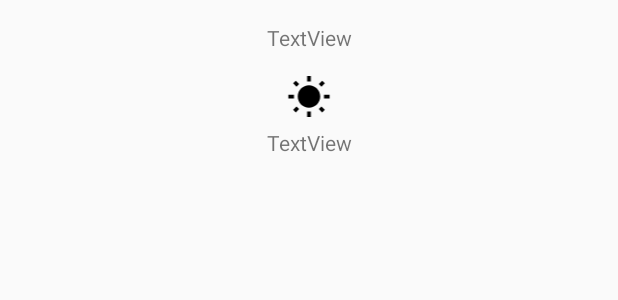
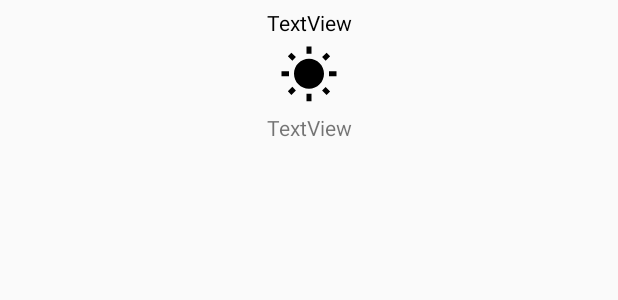
Before and after one commit to PhilippParis/WeatherApp, an Android app: the layout hourly_forecast_view_item.xml on its own in the app's theme, with its tools: preview values and no code run, on a phone screen of 412 x 824 dp. Shown: the top 300 px of the screen. Run offline under Robolectric (Android 15) with nearby library versions, the phone set to English and light mode, and no system bars.

Commit message:
updated Dashboard design

```diff
--- a/app/src/main/java/com/philipp/paris/weatherapp/components/fragments/DashBoardFragment.java
+++ b/app/src/main/java/com/philipp/paris/weatherapp/components/fragments/DashBoardFragment.java
@@ -133,7 +133,8 @@ public class DashBoardFragment extends Fragment {
                 new ServiceCallback<List<ForecastDay>>() {
                     @Override
                     public void onSuccess(List<ForecastDay> data) {
-                        lvForecast.setAdapter(new ForecastDayAdapter(getContext(), data));
+                        lvForecast.setAdapter(new ForecastDayAdapter(getContext(),
+                                Arrays.asList(data.get(0), data.get(1), data.get(2), data.get(3))));
                     }
 
                     @Override
--- a/app/src/main/java/com/philipp/paris/weatherapp/components/views/SimpleDayForecastView.java
+++ b/app/src/main/java/com/philipp/paris/weatherapp/components/views/SimpleDayForecastView.java
@@ -23,7 +23,7 @@ public class SimpleDayForecastView extends LinearLayout {
     private ImageView ivIcon;
     private TextView tvTemperature;
     private TextView tvTemperatureMin;
-    private DateFormat dateFormat = new SimpleDateFormat("E, DD.mm", Locale.getDefault());
+    private DateFormat dateFormat = new SimpleDateFormat("EEE, d MMM", Locale.getDefault());
 
     public SimpleDayForecastView(Context context) {
         super(context);
--- a/app/src/main/java/com/philipp/paris/weatherapp/web/weatherunderground/results/ForecastDailyResult.java
+++ b/app/src/main/java/com/philipp/paris/weatherapp/web/weatherunderground/results/ForecastDailyResult.java
@@ -28,7 +28,7 @@ public class ForecastDailyResult {
 
     private static ForecastDay parseForecastDay(JsonObject json) {
         ForecastDay data = new ForecastDay();
-        data.setTime(new Date(json.getAsJsonObject("date").get("epoch").getAsInt() * 1000));
+        data.setTime(new Date(json.getAsJsonObject("date").get("epoch").getAsLong() * 1000));
         data.setTemperatureMin(json.getAsJsonObject("low").get("celsius").getAsFloat());
         data.setTemperature(json.getAsJsonObject("high").get("celsius").getAsFloat());
         data.setIconKey(json.get("icon").getAsString());
--- a/app/src/main/res/layout/fragment_dashboard.xml
+++ b/app/src/main/res/layout/fragment_dashboard.xml
@@ -13,7 +13,7 @@
         <com.philipp.paris.weatherapp.components.views.MeasurementView
             android:id="@+id/measurementView"
             android:layout_width="match_parent"
-            android:layout_height="120dp" />
+            android:layout_height="140dp" />
 
         <com.philipp.paris.weatherapp.components.views.HourlyForecastView
             android:id="@+id/hourlyForecastView"
--- a/app/src/main/res/layout/hourly_forecast_view_item.xml
+++ b/app/src/main/res/layout/hourly_forecast_view_item.xml
@@ -2,24 +2,26 @@
     xmlns:app="http://schemas.android.com/apk/res-auto"
     android:layout_width="match_parent"
     android:layout_height="wrap_content"
-    android:layout_marginLeft="10dp"
-    android:layout_marginRight="10dp"
+    android:layout_marginLeft="5dp"
+    android:layout_marginRight="5dp"
     android:orientation="vertical">
 
 
     <TextView
         android:id="@+id/tvTemperature"
         android:layout_width="match_parent"
-        android:layout_height="50dp"
+        android:layout_height="30dp"
         android:layout_weight="1"
         android:gravity="center"
         android:text="TextView"
-        android:textAlignment="center" />
+        android:textAlignment="center"
+        android:textColor="@android:color/black"
+        android:textSize="14sp" />
 
     <ImageView
         android:id="@+id/ivIcon"
         android:layout_width="match_parent"
-        android:layout_height="30dp"
+        android:layout_height="40dp"
         android:layout_weight="1"
         app:srcCompat="@drawable/ic_sunny" />
 
--- a/app/src/main/res/values/colors.xml
+++ b/app/src/main/res/values/colors.xml
@@ -3,4 +3,5 @@
     <color name="colorPrimary">#3f51b5</color>
     <color name="colorPrimaryDark">#303f9f</color>
     <color name="colorAccent">#ff4081</color>
+    <color name="colorPrimaryLigth">#e0e0e0</color>
 </resources>
```
Also changed, not shown: app/src/main/res/drawable/main_header_gradient.xml (added, +12 -0 lines), app/src/main/res/layout/hourly_forecast_view.xml (+5 -4 lines), app/src/main/res/layout/measurement_view.xml (+7 -2 lines), app/src/main/res/layout/simple_day_forecast_view_item.xml (+8 -4 lines).
